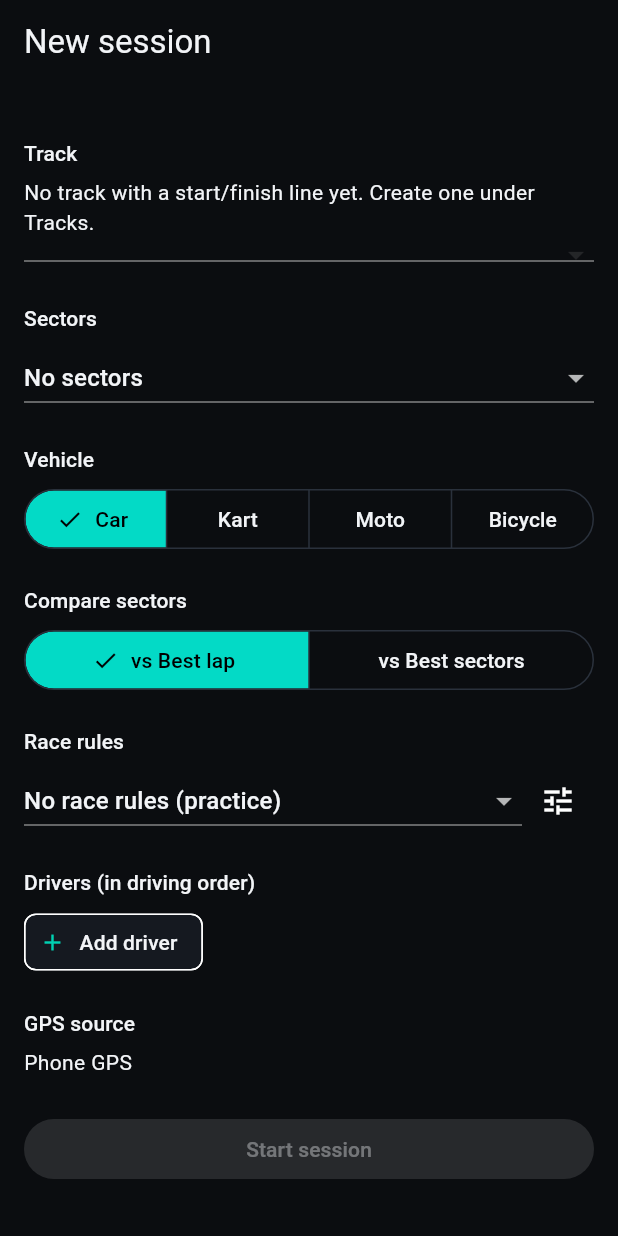
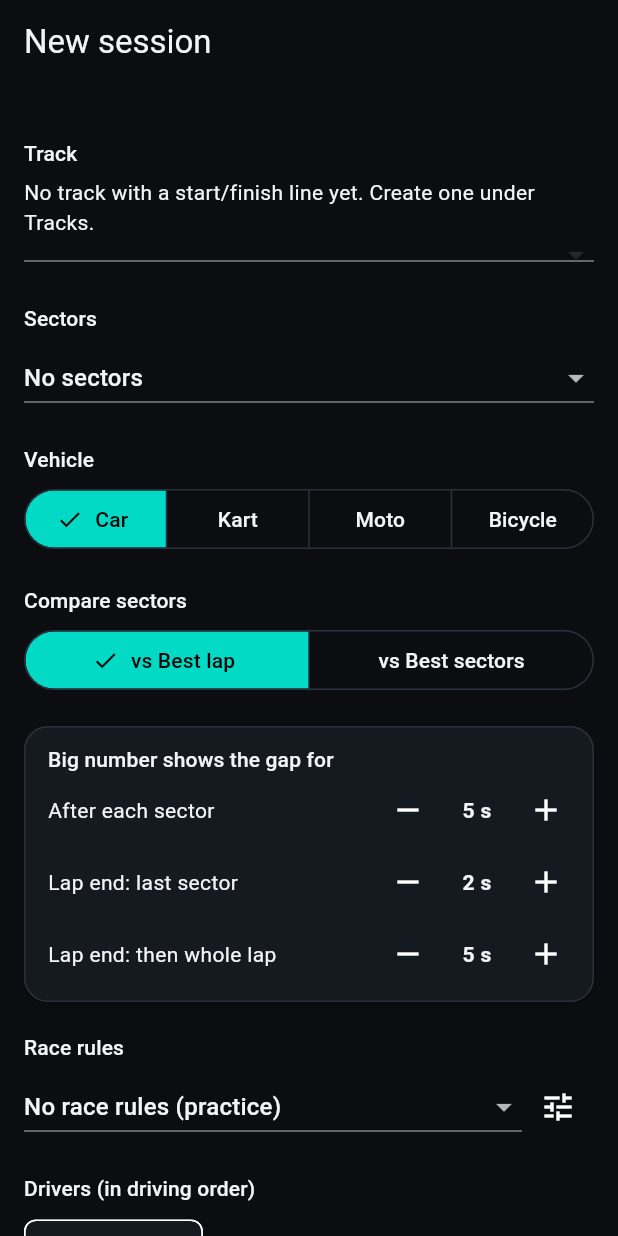
Before and after one commit to pantanong/lap-timer, a Flutter app: the NewSessionScreen screen opened by its route, on a phone screen of 412 x 824 dp. Run offline on Flutter 3.47's test engine with Material 3 defaults, Android fonts, the phone set to English and light mode, and no system bars; our stand-ins replace clock, flutter_map, flutter_riverpod, geolocator, go_router, latlong2 and 2 more; generated files the repository leaves out were written again.

Commit message:
Live screen: big sector/lap gaps; larger side numbers; bottom insets [skip ci]
- After each sector the big number shows its gap (5 s); at lap end the
  last sector's gap (2 s), then the whole lap's gap (5 s) while the side
  shows the lap time; all three durations set on New Session
- Predicted lap ~25 % and last/best ~30 % larger
- Pages keep their last button above Android's navigation bar
- 'Driver(1)' hidden when no driver names were entered
- Long race rule names no longer cut in half

Co-Authored-By: Claude Opus 5.5 <noreply@anthropic.com>
Claude-Session: https://claude.ai/code/session_01MJzYsERghT1beak4mbQcLh

```diff
--- /dev/null
+++ b/lib/core/ui/page_padding.dart
@@ -0,0 +1,17 @@
+import 'package:material_ui/material_ui.dart';
+
+/// Padding for a scrolling page.
+///
+/// The app draws edge to edge, so the bottom of a page sits under Android's
+/// navigation bar (◁ ○ □). This adds the bar's height plus room to tap the
+/// last button comfortably, and more when a floating action button covers
+/// the bottom of the page.
+EdgeInsets pagePadding(BuildContext context, {bool hasFloatingButton = false}) {
+  final bottomInset = MediaQuery.paddingOf(context).bottom;
+  return EdgeInsets.fromLTRB(
+    16,
+    16,
+    16,
+    16 + bottomInset + 24 + (hasFloatingButton ? 72 : 0),
+  );
+}
--- a/lib/features/brake_coach/presentation/corners_screen.dart
+++ b/lib/features/brake_coach/presentation/corners_screen.dart
@@ -2,6 +2,7 @@ import 'dart:async';
 
 import 'package:flutter_riverpod/flutter_riverpod.dart';
 import 'package:lap_timer/app/infrastructure_providers.dart';
+import 'package:lap_timer/core/ui/page_padding.dart';
 import 'package:lap_timer/features/brake_coach/domain/brake_alert.dart';
 import 'package:lap_timer/features/brake_coach/domain/brake_profile.dart';
 import 'package:lap_timer/features/sessions/domain/session.dart';
@@ -102,7 +103,7 @@ class _CornersScreenState extends ConsumerState<CornersScreen> {
         ],
       ),
       body: ListView(
-        padding: const EdgeInsets.all(16),
+        padding: pagePadding(context),
         children: [
           Text(profile.name, style: Theme.of(context).textTheme.titleMedium),
           if (track != null) ...[
--- a/lib/features/home/home_screen.dart
+++ b/lib/features/home/home_screen.dart
@@ -1,6 +1,7 @@
 import 'package:flutter_riverpod/flutter_riverpod.dart';
 import 'package:go_router/go_router.dart';
 import 'package:lap_timer/app/routes.dart';
+import 'package:lap_timer/core/ui/page_padding.dart';
 import 'package:lap_timer/features/gps/data/gps_log_repository.dart';
 import 'package:lap_timer/features/gps/gps_providers.dart';
 import 'package:lap_timer/l10n/generated/app_localizations.dart';
@@ -20,7 +21,7 @@ class HomeScreen extends ConsumerWidget {
     return Scaffold(
       appBar: AppBar(title: Text(l10n.appTitle)),
       body: ListView(
-        padding: const EdgeInsets.all(16),
+        padding: pagePadding(context),
         children: [
           _SectionTitle(l10n.homeGpsSourceTitle),
           const _SourcePicker(),
--- a/lib/features/race/presentation/race_rules_screen.dart
+++ b/lib/features/race/presentation/race_rules_screen.dart
@@ -3,6 +3,7 @@ import 'dart:async';
 import 'package:flutter/services.dart';
 import 'package:flutter_riverpod/flutter_riverpod.dart';
 import 'package:lap_timer/app/infrastructure_providers.dart';
+import 'package:lap_timer/core/ui/page_padding.dart';
 import 'package:lap_timer/features/race/domain/race_rules.dart';
 import 'package:lap_timer/features/tracks/presentation/text_prompt.dart';
 import 'package:lap_timer/l10n/generated/app_localizations.dart';
@@ -25,7 +26,7 @@ class RaceRulesScreen extends ConsumerWidget {
         onPressed: () => unawaited(_create(context, ref)),
       ),
       body: ListView(
-        padding: const EdgeInsets.all(16),
+        padding: pagePadding(context, hasFloatingButton: true),
         children: [
           for (final rules in all)
             Card(
@@ -157,7 +158,7 @@ class _RaceRulesEditScreenState extends ConsumerState<RaceRulesEditScreen> {
         ],
       ),
       body: ListView(
-        padding: const EdgeInsets.all(16),
+        padding: pagePadding(context, hasFloatingButton: true),
         children: [
           Padding(
             padding: const EdgeInsets.only(bottom: 12),
--- /dev/null
+++ b/lib/features/sessions/presentation/delta_display_options.dart
@@ -0,0 +1,127 @@
+import 'package:lap_timer/features/timing/presentation/live_session_state.dart';
+import 'package:lap_timer/l10n/generated/app_localizations.dart';
+import 'package:material_ui/material_ui.dart';
+
+/// New Session section: how long the big number shows sector and lap gaps.
+class DeltaDisplayOptions extends StatelessWidget {
+  /// Creates the section.
+  const DeltaDisplayOptions({
+    required this.settings,
+    required this.onChanged,
+    super.key,
+  });
+
+  /// Current settings.
+  final DeltaDisplaySettings settings;
+
+  /// Called with new settings.
+  final ValueChanged<DeltaDisplaySettings> onChanged;
+
+  @override
+  Widget build(BuildContext context) {
+    final l10n = AppLocalizations.of(context);
+    return Card(
+      margin: const EdgeInsets.only(top: 20),
+      child: Padding(
+        padding: const EdgeInsets.fromLTRB(16, 12, 8, 8),
+        child: Column(
+          crossAxisAlignment: CrossAxisAlignment.stretch,
+          children: [
+            Text(
+              l10n.gapDisplayTitle,
+              style: Theme.of(context).textTheme.titleSmall,
+            ),
+            _SecondsStepper(
+              label: l10n.gapDisplaySector,
+              value: settings.sectorHold,
+              min: 1,
+              max: 10,
+              onChanged: (v) => onChanged(
+                DeltaDisplaySettings(
+                  sectorHold: v,
+                  lastSectorHold: settings.lastSectorHold,
+                  lapHold: settings.lapHold,
+                ),
+              ),
+            ),
+            _SecondsStepper(
+              label: l10n.gapDisplayLastSector,
+              value: settings.lastSectorHold,
+              min: 0,
+              max: 5,
+              onChanged: (v) => onChanged(
+                DeltaDisplaySettings(
+                  sectorHold: settings.sectorHold,
+                  lastSectorHold: v,
+                  lapHold: settings.lapHold,
+                ),
+              ),
+            ),
+            _SecondsStepper(
+              label: l10n.gapDisplayLap,
+              value: settings.lapHold,
+              min: 1,
+              max: 10,
+              onChanged: (v) => onChanged(
+                DeltaDisplaySettings(
+                  sectorHold: settings.sectorHold,
+                  lastSectorHold: settings.lastSectorHold,
+                  lapHold: v,
+                ),
+              ),
+            ),
+          ],
+        ),
+      ),
+    );
+  }
+}
+
+class _SecondsStepper extends StatelessWidget {
+  const _SecondsStepper({
+    required this.label,
+    required this.value,
+    required this.min,
+    required this.max,
+    required this.onChanged,
+  });
+
+  final String label;
+  final Duration value;
+  final int min;
+  final int max;
+  final ValueChanged<Duration> onChanged;
+
+  @override
+  Widget build(BuildContext context) {
+    final l10n = AppLocalizations.of(context);
+    final seconds = value.inSeconds;
+    return Row(
+      children: [
+        Expanded(child: Text(label)),
+        IconButton(
+          tooltip: '−',
+          icon: const Icon(Icons.remove),
+          onPressed: seconds <= min
+              ? null
+              : () => onChanged(Duration(seconds: seconds - 1)),
+        ),
+        SizedBox(
+          width: 44,
+          child: Text(
+            l10n.unitSeconds(seconds),
+            textAlign: TextAlign.center,
+            style: const TextStyle(fontWeight: FontWeight.w700),
+          ),
+        ),
+        IconButton(
+          tooltip: '+',
+          icon: const Icon(Icons.add),
+          onPressed: seconds >= max
+              ? null
+              : () => onChanged(Duration(seconds: seconds + 1)),
+        ),
+      ],
+    );
+  }
+}
--- a/lib/features/sessions/presentation/new_session_screen.dart
+++ b/lib/features/sessions/presentation/new_session_screen.dart
@@ -4,6 +4,7 @@ import 'package:flutter_riverpod/flutter_riverpod.dart';
 import 'package:go_router/go_router.dart';
 import 'package:lap_timer/app/infrastructure_providers.dart';
 import 'package:lap_timer/app/routes.dart';
+import 'package:lap_timer/core/ui/page_padding.dart';
 import 'package:lap_timer/features/brake_coach/domain/brake_alert.dart';
 import 'package:lap_timer/features/brake_coach/domain/brake_coach.dart';
 import 'package:lap_timer/features/brake_coach/domain/brake_detection.dart';
@@ -13,6 +14,7 @@ import 'package:lap_timer/features/gps/gps_providers.dart';
 import 'package:lap_timer/features/race/domain/race_rules.dart';
 import 'package:lap_timer/features/race/presentation/race_rules_screen.dart';
 import 'package:lap_timer/features/sessions/domain/session.dart';
+import 'package:lap_timer/features/sessions/presentation/delta_display_options.dart';
 import 'package:lap_timer/features/timing/domain/lap_comparison.dart';
 import 'package:lap_timer/features/timing/presentation/live_session_notifier.dart';
 import 'package:lap_timer/features/timing/presentation/live_session_state.dart';
@@ -40,6 +42,7 @@ class _NewSessionScreenState extends ConsumerState<NewSessionScreen> {
   String? _rulesId;
   final List<String> _drivers = [];
   BrakeCoachChoice _brake = const BrakeCoachChoice();
+  DeltaDisplaySettings _deltaDisplay = const DeltaDisplaySettings();
 
   @override
   Widget build(BuildContext context) {
@@ -53,7 +56,7 @@ class _NewSessionScreenState extends ConsumerState<NewSessionScreen> {
     return Scaffold(
       appBar: AppBar(title: Text(l10n.newSessionTitle)),
       body: ListView(
-        padding: const EdgeInsets.all(16),
+        padding: pagePadding(context),
         children: [
           _Label(l10n.newSessionTrack),
           if (tracks.isEmpty) Text(l10n.newSessionNoTracks),
@@ -117,6 +120,10 @@ class _NewSessionScreenState extends ConsumerState<NewSessionScreen> {
             ],
             selected: {_compareMode},
             onSelectionChanged: (v) => setState(() => _compareMode = v.single),
+          ),
+          DeltaDisplayOptions(
+            settings: _deltaDisplay,
+            onChanged: (d) => setState(() => _deltaDisplay = d),
           ),
           if (_vehicle != VehicleType.bicycle && track != null)
             BrakeCoachOptions(
@@ -231,6 +238,7 @@ class _NewSessionScreenState extends ConsumerState<NewSessionScreen> {
       drivers: List.of(_drivers),
       brakeCoach: _brakeSettings(),
       brakeProfile: _brake.enabled ? _brakeProfile(track.id) : null,
+      deltaDisplay: _deltaDisplay,
     );
     await context.push(AppRoutes.live);
   }
@@ -278,7 +286,14 @@ class _RulesPicker extends ConsumerWidget {
                     child: Text(l10n.newSessionNoRules),
                   ),
                   for (final r in all)
-                    DropdownMenuItem(value: r.id, child: Text(r.name)),
+                    DropdownMenuItem(
+                      value: r.id,
+                      child: Text(
+                        r.name,
+                        maxLines: 1,
+                        overflow: TextOverflow.ellipsis,
+                      ),
+                    ),
                 ],
                 onChanged: (id) => onChanged(id ?? ''),
               ),
--- a/lib/features/sessions/presentation/session_detail_screen.dart
+++ b/lib/features/sessions/presentation/session_detail_screen.dart
@@ -2,6 +2,7 @@ import 'package:flutter_riverpod/flutter_riverpod.dart';
 import 'package:go_router/go_router.dart';
 import 'package:lap_timer/app/infrastructure_providers.dart';
 import 'package:lap_timer/app/routes.dart';
+import 'package:lap_timer/core/ui/page_padding.dart';
 import 'package:lap_timer/features/sessions/domain/session.dart';
 import 'package:lap_timer/features/timing/domain/lap_comparison.dart';
 import 'package:lap_timer/features/timing/presentation/time_format.dart';
@@ -41,7 +42,7 @@ class SessionDetailScreen extends ConsumerWidget {
     return Scaffold(
       appBar: AppBar(title: Text(session.trackName)),
       body: ListView(
-        padding: const EdgeInsets.all(16),
+        padding: pagePadding(context),
         children: [
           Text(session.sectorLayoutName),
           const SizedBox(height: 12),
--- a/lib/features/sessions/presentation/sessions_screen.dart
+++ b/lib/features/sessions/presentation/sessions_screen.dart
@@ -3,6 +3,7 @@ import 'package:go_router/go_router.dart';
 import 'package:intl/intl.dart';
 import 'package:lap_timer/app/infrastructure_providers.dart';
 import 'package:lap_timer/app/routes.dart';
+import 'package:lap_timer/core/ui/page_padding.dart';
 import 'package:lap_timer/features/timing/domain/lap_comparison.dart';
 import 'package:lap_timer/features/timing/presentation/time_format.dart';
 import 'package:lap_timer/l10n/generated/app_localizations.dart';
@@ -25,7 +26,7 @@ class SessionsScreen extends ConsumerWidget {
           child: Text(l10n.historyEmpty),
         ),
         AsyncData(:final value) => ListView(
-          padding: const EdgeInsets.all(16),
+          padding: pagePadding(context),
           children: [
             for (final s in value)
               Card(
--- /dev/null
+++ b/lib/features/timing/presentation/headline_content.dart
@@ -0,0 +1,72 @@
+import 'package:lap_timer/features/timing/domain/lap.dart';
+import 'package:lap_timer/features/timing/presentation/live_session_state.dart';
+
+/// What the big number on the live screen shows right now.
+sealed class HeadlineContent {
+  const HeadlineContent();
+}
+
+/// The running lap time (the normal state).
+final class RunningLapHeadline extends HeadlineContent {
+  /// Creates the content; [elapsedMicros] is null before the first
+  /// start/finish crossing.
+  const RunningLapHeadline(this.elapsedMicros);
+
+  /// Time since the lap started.
+  final int? elapsedMicros;
+}
+
+/// The gap of a sector that has just been completed.
+final class SectorGapHeadline extends HeadlineContent {
+  /// Creates the content.
+  const SectorGapHeadline(this.sector);
+
+  /// The sector.
+  final SectorFlash sector;
+}
+
+/// The gap of the lap that has just been completed.
+final class LapGapHeadline extends HeadlineContent {
+  /// Creates the content.
+  const LapGapHeadline(this.flash);
+
+  /// The finished lap.
+  final LapFlash flash;
+}
+
+/// Decides the big number at wall time [wallNowMicros]:
+///
+/// - after a sector: its gap, for the sector hold time;
+/// - after a lap: the last sector's gap (short), then the lap's gap;
+/// - otherwise: the running lap time at GPS time [gpsNowMicros].
+HeadlineContent headlineContentAt(
+  LiveSessionState state, {
+  required int wallNowMicros,
+  required int? gpsNowMicros,
+}) {
+  final flash = state.flash;
+  if (flash != null && wallNowMicros <= flash.untilWallMicros) {
+    final sinceEnd = wallNowMicros - flash.startedWallMicros;
+    final last = flash.lastSector;
+    if (last != null && sinceEnd < flash.lastSectorHoldMicros) {
+      return SectorGapHeadline(last);
+    }
+    return LapGapHeadline(flash);
+  }
+  final sector = state.sectorFlash;
+  if (sector != null && wallNowMicros <= sector.untilWallMicros) {
+    return SectorGapHeadline(sector);
+  }
+  final start = state.currentLapStartMicros;
+  final now = gpsNowMicros;
+  return RunningLapHeadline(start == null || now == null ? null : now - start);
+}
+
+/// The lap whose time the side panel should show instead of the predicted
+/// lap (during the end-of-lap sequence), if any.
+Lap? finishedLapShown(HeadlineContent content, LiveSessionState state) =>
+    switch (content) {
+      LapGapHeadline(:final flash) => flash.lap,
+      SectorGapHeadline() when state.flash != null => state.flash?.lap,
+      _ => null,
+    };
--- a/lib/features/timing/presentation/live_session_state.dart
+++ b/lib/features/timing/presentation/live_session_state.dart
@@ -24,6 +24,7 @@ class LiveSessionConfig {
     this.drivers = const [],
     this.brakeCoach,
     this.brakeProfile,
+    this.deltaDisplay = const DeltaDisplaySettings(),
   });
 
   /// Track to time on (must have a start/finish line).
@@ -49,6 +50,54 @@ class LiveSessionConfig {
 
   /// Saved brake profile to start from (skips the learning laps).
   final BrakeProfile? brakeProfile;
+
+  /// How long the big number shows sector and lap gaps.
+  final DeltaDisplaySettings deltaDisplay;
+}
+
+/// How long the big number shows a gap instead of the running lap time.
+@immutable
+class DeltaDisplaySettings {
+  /// Creates settings; defaults: 5 s per sector, then at the end of a lap
+  /// 2 s for the last sector followed by 5 s for the whole lap.
+  const DeltaDisplaySettings({
+    this.sectorHold = const Duration(seconds: 5),
+    this.lastSectorHold = const Duration(seconds: 2),
+    this.lapHold = const Duration(seconds: 5),
+  });
+
+  /// After each sector during the lap.
+  final Duration sectorHold;
+
+  /// At the end of the lap: the last sector's gap, first.
+  final Duration lastSectorHold;
+
+  /// At the end of the lap: the whole lap's gap, after the last sector.
+  final Duration lapHold;
+}
+
+/// A just-completed sector, shown big for a few seconds.
+@immutable
+class SectorFlash {
+  /// Creates the flash.
+  const SectorFlash({
+    required this.sectorIndex,
+    required this.sectorMicros,
+    required this.deltaMicros,
+    required this.untilWallMicros,
+  });
+
+  /// 0-based sector.
+  final int sectorIndex;
+
+  /// Sector time.
+  final int sectorMicros;
+
+  /// Gap to the reference (negative = faster), if any.
+  final int? deltaMicros;
+
+  /// Wall-clock time (µs) until which it is shown.
+  final int untilWallMicros;
 }
 
 /// What the pit lane screen shows.
@@ -140,6 +189,9 @@ class LapFlash {
     required this.deltaMicros,
     required this.isBest,
     required this.untilWallMicros,
+    this.startedWallMicros = 0,
+    this.lastSector,
+    this.lastSectorHoldMicros = 0,
   });
 
   /// The lap just completed.
@@ -153,6 +205,15 @@ class LapFlash {
 
   /// Wall-clock time (µs) until which the flash stays on screen.
   final int untilWallMicros;
+
+  /// Wall-clock time (µs) the lap ended.
+  final int startedWallMicros;
+
+  /// The last sector of the lap, shown first (null with one sector).
+  final SectorFlash? lastSector;
+
+  /// How long the last sector is shown before the lap gap.
+  final int lastSectorHoldMicros;
 }
 
 /// Immutable snapshot of a live timing session.
@@ -184,6 +245,7 @@ class LiveSessionState {
     this.brakeCoachPhase,
     this.brakeLearningLaps = 0,
     this.brakeLearningLapsNeeded = 0,
+    this.sectorFlash,
   });
 
   /// Lifecycle step.
@@ -260,6 +322,9 @@ class LiveSessionState {
   /// Learning laps needed before alerts start.
   final int brakeLearningLapsNeeded;
 
+  /// The sector just completed, shown big for a few seconds.
+  final SectorFlash? sectorFlash;
+
   /// Laps without a pit stop: the only ones that count for best times.
   List<Lap> get racingLaps => [
     for (final lap in laps)
@@ -307,6 +372,8 @@ class LiveSessionState {
     BrakeAlert? brakeAlert,
     BrakeCoachPhase? brakeCoachPhase,
     int? brakeLearningLaps,
+    SectorFlash? sectorFlash,
+    bool clearSectorFlash = false,
   }) => LiveSessionState(
     status: status ?? this.status,
     failure: failure ?? this.failure,
@@ -333,5 +400,6 @@ class LiveSessionState {
     brakeCoachPhase: brakeCoachPhase ?? this.brakeCoachPhase,
     brakeLearningLaps: brakeLearningLaps ?? this.brakeLearningLaps,
     brakeLearningLapsNeeded: brakeLearningLapsNeeded,
+    sectorFlash: clearSectorFlash ? null : (sectorFlash ?? this.sectorFlash),
   );
 }
--- a/lib/features/tracks/presentation/track_editor_screen.dart
+++ b/lib/features/tracks/presentation/track_editor_screen.dart
@@ -5,6 +5,7 @@ import 'package:flutter_riverpod/flutter_riverpod.dart';
 import 'package:go_router/go_router.dart';
 import 'package:lap_timer/app/infrastructure_providers.dart';
 import 'package:lap_timer/app/routes.dart';
+import 'package:lap_timer/core/ui/page_padding.dart';
 import 'package:lap_timer/features/tracks/data/track_editing.dart';
 import 'package:lap_timer/features/tracks/domain/gate_line.dart';
 import 'package:lap_timer/features/tracks/domain/line_spacing.dart';
@@ -59,7 +60,7 @@ class TrackEditorScreen extends ConsumerWidget {
         ],
       ),
       body: ListView(
-        padding: const EdgeInsets.all(16),
+        padding: pagePadding(context),
         children: [
           _MapPreview(track: track),
           const SizedBox(height: 8),
--- a/lib/features/tracks/presentation/tracks_screen.dart
+++ b/lib/features/tracks/presentation/tracks_screen.dart
@@ -4,6 +4,7 @@ import 'package:flutter_riverpod/flutter_riverpod.dart';
 import 'package:go_router/go_router.dart';
 import 'package:lap_timer/app/infrastructure_providers.dart';
 import 'package:lap_timer/app/routes.dart';
+import 'package:lap_timer/core/ui/page_padding.dart';
 import 'package:lap_timer/features/tracks/domain/track.dart';
 import 'package:lap_timer/l10n/generated/app_localizations.dart';
 import 'package:material_ui/material_ui.dart';
@@ -26,7 +27,7 @@ class TracksScreen extends ConsumerWidget {
       ),
       body: switch (tracks) {
         AsyncData(:final value) => ListView(
-          padding: const EdgeInsets.all(16),
+          padding: pagePadding(context, hasFloatingButton: true),
           children: [for (final track in value) _TrackTile(track: track)],
         ),
         AsyncError() => Center(child: Text(l10n.errorGeneric)),
--- a/lib/l10n/app_en.arb
+++ b/lib/l10n/app_en.arb
@@ -894,5 +894,34 @@
         "type": "int"
       }
     }
+  },
+  "liveLapTag": "LAP",
+  "@liveLapTag": {
+    "description": "Tag above the big lap gap at the end of a lap."
+  },
+  "gapDisplayTitle": "Big number shows the gap for",
+  "@gapDisplayTitle": {
+    "description": "Section title."
+  },
+  "gapDisplaySector": "After each sector",
+  "@gapDisplaySector": {
+    "description": "Stepper label."
+  },
+  "gapDisplayLastSector": "Lap end: last sector",
+  "@gapDisplayLastSector": {
+    "description": "Stepper label."
+  },
+  "gapDisplayLap": "Lap end: then whole lap",
+  "@gapDisplayLap": {
+    "description": "Stepper label."
+  },
+  "unitSeconds": "{seconds} s",
+  "@unitSeconds": {
+    "description": "Seconds.",
+    "placeholders": {
+      "seconds": {
+        "type": "int"
+      }
+    }
   }
 }
```
Also changed, not shown: lib/features/timing/presentation/live_session_notifier.dart (+61 -9 lines), lib/features/timing/presentation/live_timing_widgets.dart (+110 -40 lines), 3 other files.
